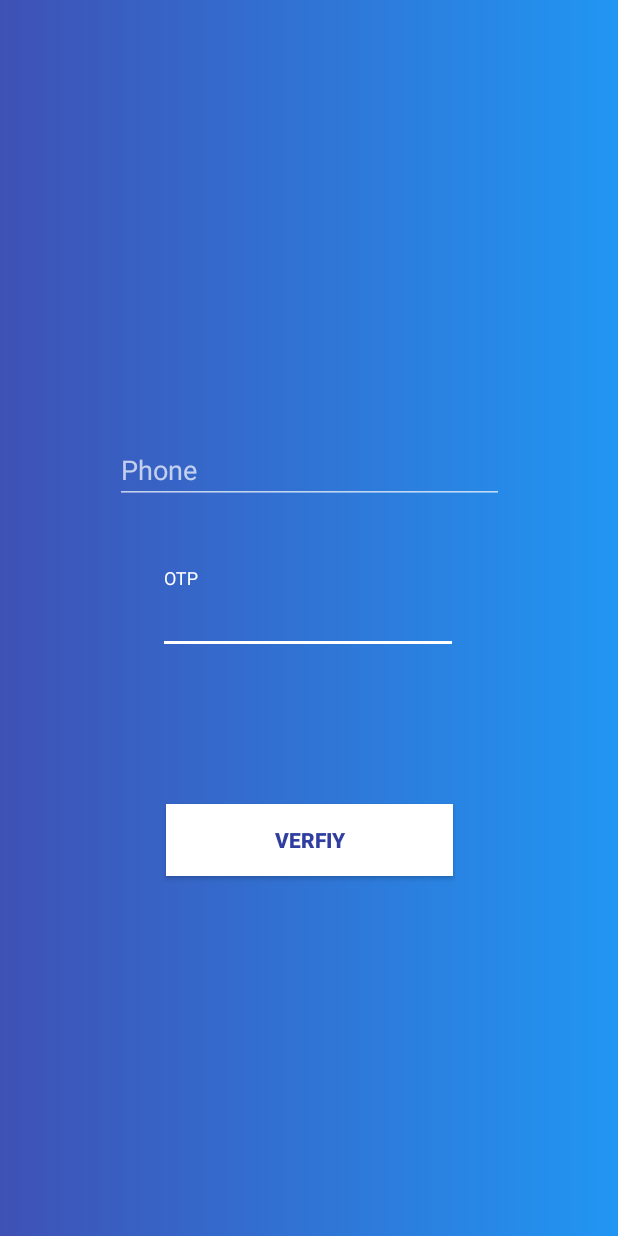
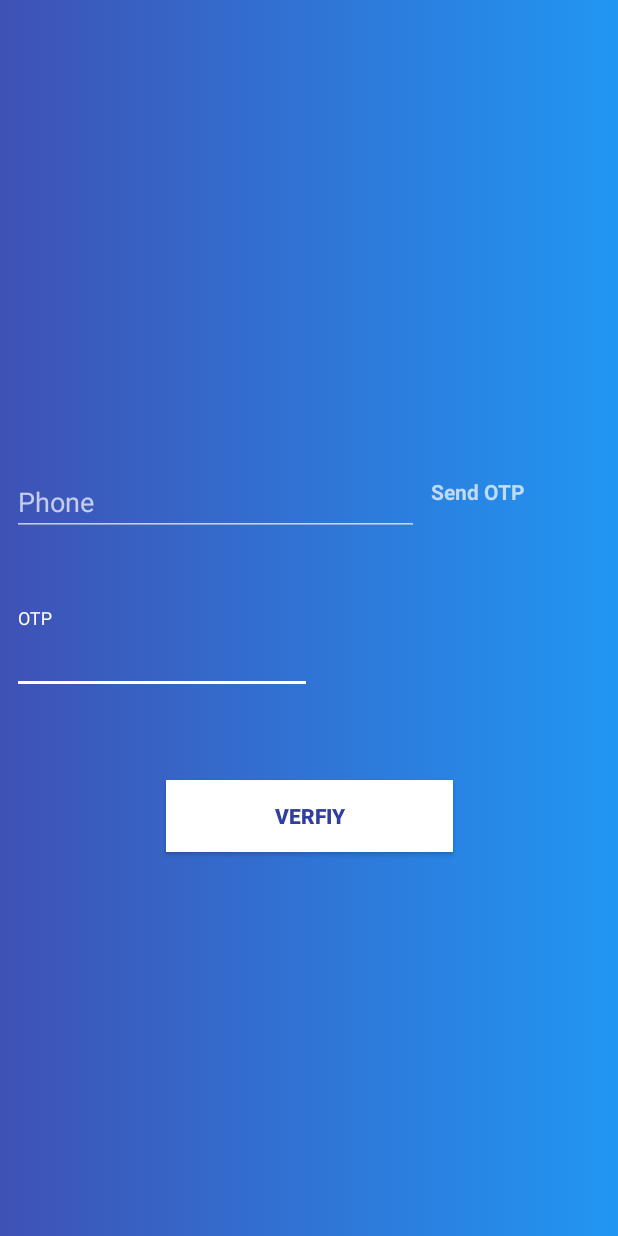
Before and after one commit to maheshj01/Project-Uber-Auto, an Android app: the VerifyActivity screen opened directly, with no data from a screen before it, after a tap on "VERFIY", on a phone screen of 412 x 824 dp. Run offline under Robolectric (Android 15) with nearby library versions, the phone set to English and light mode, and no system bars; our stand-ins replace Firebase (no records; nobody signed in at launch, a user with empty details on screens opened directly); libraries missing offline, so code that uses them is left out: com.wang.avi.

Commit message:
layout ready

```diff
--- a/app/src/main/java/com/project/uberauto/MainActivity.java
+++ b/app/src/main/java/com/project/uberauto/MainActivity.java
@@ -1,7 +1,6 @@
 package com.project.uberauto;
 
 import android.app.Notification;
-import android.app.ProgressDialog;
 import android.content.Intent;
 import android.content.res.Resources;
 import android.graphics.drawable.AnimationDrawable;
@@ -78,7 +77,6 @@ public class MainActivity extends AppCompatActivity {
         skip.setOnClickListener(new View.OnClickListener() {
             @Override
             public void onClick(View v) {
-                avi.show();
                 Intent map = new Intent(MainActivity.this,DriverMapsActivity.class);
                 startActivity(map);
             }
@@ -86,7 +84,6 @@ public class MainActivity extends AppCompatActivity {
         forgot.setOnClickListener(new View.OnClickListener() {
             @Override
             public void onClick(View v) {
-                avi.show();
                 Intent mverify = new Intent(MainActivity.this,VerifyActivity.class);
                 startActivity(mverify);
             }
--- a/app/src/main/java/com/project/uberauto/RegisterActivity.java
+++ b/app/src/main/java/com/project/uberauto/RegisterActivity.java
@@ -1,6 +1,5 @@
 package com.project.uberauto;
 
-import android.app.ProgressDialog;
 import android.content.Intent;
 import android.net.Uri;
 import android.support.annotation.NonNull;
@@ -34,7 +33,6 @@ public class RegisterActivity extends AppCompatActivity {
     TextView textlogin;
     EditText name,email,phone,city,passwd;
     Button registerbtn;
-    ProgressDialog progressDialog;
     FirebaseFirestore db = FirebaseFirestore.getInstance();
     private FirebaseAuth mAuth;
     AVLoadingIndicatorView avi;
--- a/app/src/main/java/com/project/uberauto/VerifyActivity.java
+++ b/app/src/main/java/com/project/uberauto/VerifyActivity.java
@@ -8,6 +8,7 @@ import android.util.Log;
 import android.view.View;
 import android.widget.Button;
 import android.widget.EditText;
+import android.widget.TextView;
 import android.widget.Toast;
 
 import com.google.android.gms.tasks.OnCompleteListener;
@@ -28,6 +29,7 @@ public class VerifyActivity extends AppCompatActivity {
     private FirebaseAuth mAuth;
     AVLoadingIndicatorView avi;
     String mcode;
+    TextView sendotp;
     EditText phone;
     Button verify;
     PhoneAuthProvider.ForceResendingToken mResendToken;
@@ -37,17 +39,25 @@ public class VerifyActivity extends AppCompatActivity {
         setContentView(R.layout.activity_verify);
         mAuth = FirebaseAuth.getInstance();
         phone = findViewById(R.id.phone);
+        sendotp = findViewById(R.id.textView2);
         verify = findViewById(R.id.button);
-        verify.setOnClickListener(new View.OnClickListener() {
+        verify.setOnClickListener(verifyotp);
+        sendotp.setOnClickListener(new View.OnClickListener() {
             @Override
             public void onClick(View v) {
-            if(!phone.getText().toString().isEmpty()) sendOtp();
+            if(phone.getText().toString().length()==10) sendOtp();
             else{
                 Toast.makeText(VerifyActivity.this, "enter 10 digit phone no", Toast.LENGTH_SHORT).show();
             }
             }
         });
     }
+    View.OnClickListener verifyotp = new View.OnClickListener() {
+        @Override
+        public void onClick(View v) {
+            Toast.makeText(VerifyActivity.this, "Something Went Wrong :(", Toast.LENGTH_SHORT).show();
+        }
+    };
 
     public void sendOtp() {
         PhoneAuthProvider.getInstance().verifyPhoneNumber(
--- a/app/src/main/res/layout/activity_verify.xml
+++ b/app/src/main/res/layout/activity_verify.xml
@@ -16,10 +16,10 @@
         android:layout_marginTop="8dp"
         app:layout_constraintBottom_toTopOf="@+id/button"
         app:layout_constraintEnd_toEndOf="parent"
-        app:layout_constraintHorizontal_bias="0.496"
+        app:layout_constraintHorizontal_bias="0.0"
         app:layout_constraintStart_toStartOf="parent"
         app:layout_constraintTop_toTopOf="parent"
-        app:layout_constraintVertical_bias="0.801">
+        app:layout_constraintVertical_bias="0.889">
 
         <android.support.design.widget.TextInputEditText
             android:id="@+id/otp"
@@ -33,13 +33,23 @@
 
     </android.support.design.widget.TextInputLayout>
 
+    <LinearLayout
+        android:layout_width="match_parent"
+        android:layout_height="wrap_content"
+        android:layout_marginBottom="8dp"
+        android:layout_marginTop="80dp"
+        android:weightSum="10"
+        android:orientation="horizontal"
+        app:layout_constraintBottom_toTopOf="@+id/textInputLayout"
+        app:layout_constraintTop_toTopOf="parent"
+        app:layout_constraintVertical_bias="0.876"
+        tools:layout_editor_absoluteX="0dp">
 
         <EditText
             android:id="@+id/phone"
-        android:layout_width="259dp"
+            android:layout_width="0dp"
             android:layout_height="45dp"
             android:layout_marginBottom="8dp"
-        android:layout_marginEnd="8dp"
             android:layout_marginStart="8dp"
             android:layout_marginTop="8dp"
             android:layout_weight="7"
@@ -48,16 +58,29 @@
             android:maxLength="10"
             android:textColor="@color/white"
             app:layout_constraintBottom_toTopOf="@+id/button"
-        app:layout_constraintEnd_toEndOf="parent"
             app:layout_constraintStart_toStartOf="parent"
             app:layout_constraintTop_toTopOf="parent"
-        app:layout_constraintVertical_bias="0.595" />
+            app:layout_constraintVertical_bias="0.601" />
+
+        <TextView
+            android:id="@+id/textView2"
+            android:layout_width="0dp"
+            android:layout_height="38dp"
+            android:layout_marginEnd="8dp"
+            android:layout_marginStart="8dp"
+            android:layout_weight="3"
+            android:textStyle="bold"
+            android:text="Send OTP"
+            app:layout_constraintEnd_toEndOf="parent"
+            app:layout_constraintStart_toEndOf="@+id/phone"
+            tools:layout_editor_absoluteY="200dp" />
+    </LinearLayout>
 
     <Button
         android:id="@+id/button"
         android:layout_width="191dp"
         android:layout_height="wrap_content"
-        android:layout_marginBottom="240dp"
+        android:layout_marginBottom="256dp"
         android:layout_marginEnd="8dp"
         android:layout_marginStart="8dp"
         android:background="@color/white"
@@ -67,4 +90,6 @@
         app:layout_constraintBottom_toBottomOf="parent"
         app:layout_constraintEnd_toEndOf="parent"
         app:layout_constraintStart_toStartOf="parent" />
+
+
 </android.support.constraint.ConstraintLayout>
```
Also changed, not shown: app/src/main/res/drawable/icons8_facebook_480.png (renamed from app/src/main/res/drawable/icons8-facebook-480.png), app/src/main/res/drawable/icons8_google_plus_480.png (renamed from app/src/main/res/drawable/icons8-google-plus-480.png), app/src/main/res/drawable/icons8_twitter_480.png (renamed from app/src/main/res/drawable/icons8-twitter-480.png). Lines whose indentation alone changed are shown as unchanged.
